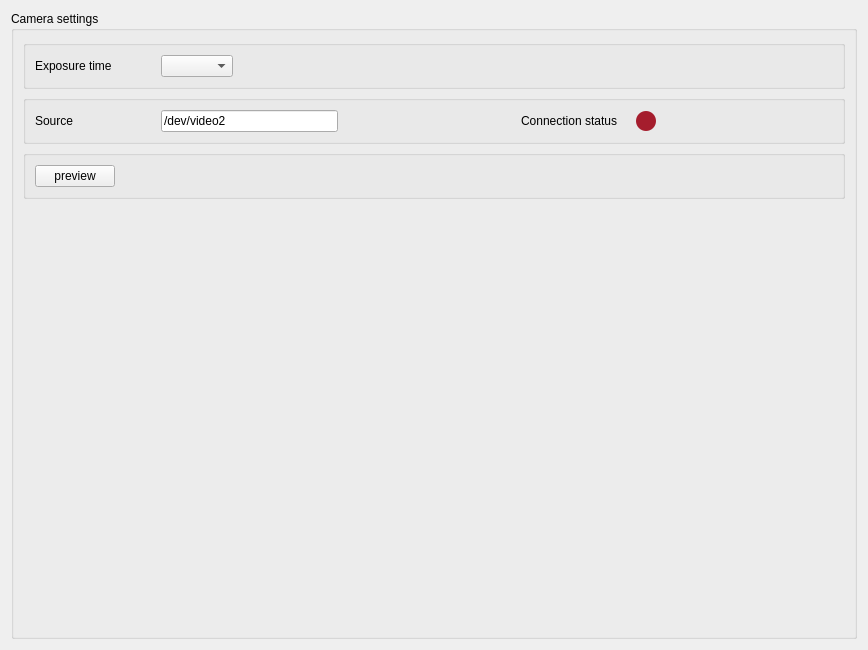
First picture: the form in plugins/VenusUSB2/VenusUSB2_settingsWidget.ui, repository pyIVLS/pyIVLS, before the edit.
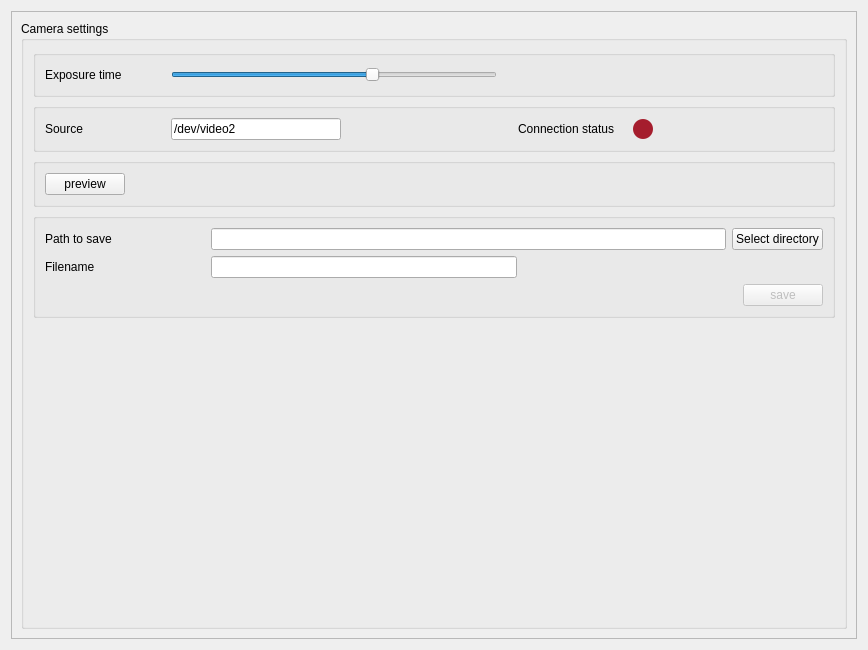
Second picture: the form after the edit.

```diff
--- a/plugins/VenusUSB2/VenusUSB2_settingsWidget.ui
+++ b/plugins/VenusUSB2/VenusUSB2_settingsWidget.ui
@@ -19,8 +19,23 @@
   <property name="windowTitle">
    <string>Venus USB2.0 camera settings</string>
   </property>
-  <layout class="QGridLayout" name="gridLayout">
-   <item row="0" column="0">
+  <layout class="QVBoxLayout" name="verticalLayout_2">
+   <item>
+    <widget class="QScrollArea" name="scrollArea">
+     <property name="widgetResizable">
+      <bool>true</bool>
+     </property>
+     <widget class="QWidget" name="scrollAreaWidgetContents_3">
+      <property name="geometry">
+       <rect>
+        <x>0</x>
+        <y>0</y>
+        <width>848</width>
+        <height>630</height>
+       </rect>
+      </property>
+      <layout class="QVBoxLayout" name="verticalLayout_3">
+       <item>
     <widget class="QGroupBox" name="groupBox_general">
      <property name="title">
       <string>Camera settings</string>
@@ -52,7 +67,23 @@
           </widget>
          </item>
          <item>
-          <widget class="QComboBox" name="exposure"/>
+              <widget class="QSlider" name="cameraExposure">
+               <property name="maximum">
+                <number>8</number>
+               </property>
+               <property name="pageStep">
+                <number>1</number>
+               </property>
+               <property name="value">
+                <number>5</number>
+               </property>
+               <property name="sliderPosition">
+                <number>5</number>
+               </property>
+               <property name="orientation">
+                <enum>Qt::Horizontal</enum>
+               </property>
+              </widget>
          </item>
          <item>
           <spacer name="horizontalSpacer">
@@ -193,6 +224,105 @@
         </layout>
        </widget>
       </item>
+          <item>
+           <widget class="QGroupBox" name="fileBox">
+            <property name="enabled">
+             <bool>true</bool>
+            </property>
+            <property name="title">
+             <string/>
+            </property>
+            <layout class="QVBoxLayout" name="verticalLayout_4">
+             <item>
+              <layout class="QHBoxLayout" name="horizontalLayout_5">
+               <item>
+                <widget class="QLabel" name="pathLabel">
+                 <property name="minimumSize">
+                  <size>
+                   <width>160</width>
+                   <height>0</height>
+                  </size>
+                 </property>
+                 <property name="text">
+                  <string>Path to save</string>
+                 </property>
+                </widget>
+               </item>
+               <item>
+                <widget class="QLineEdit" name="lineEdit_path"/>
+               </item>
+               <item>
+                <widget class="QPushButton" name="directoryButton">
+                 <property name="text">
+                  <string>Select directory</string>
+                 </property>
+                </widget>
+               </item>
+              </layout>
+             </item>
+             <item>
+              <layout class="QHBoxLayout" name="horizontalLayout_6">
+               <item>
+                <widget class="QLabel" name="filenameLabel">
+                 <property name="minimumSize">
+                  <size>
+                   <width>160</width>
+                   <height>0</height>
+                  </size>
+                 </property>
+                 <property name="text">
+                  <string>Filename</string>
+                 </property>
+                </widget>
+               </item>
+               <item>
+                <widget class="QLineEdit" name="lineEdit_filename"/>
+               </item>
+               <item>
+                <spacer name="horizontalSpacer_9">
+                 <property name="orientation">
+                  <enum>Qt::Horizontal</enum>
+                 </property>
+                 <property name="sizeHint" stdset="0">
+                  <size>
+                   <width>40</width>
+                   <height>20</height>
+                  </size>
+                 </property>
+                </spacer>
+               </item>
+              </layout>
+             </item>
+             <item>
+              <layout class="QHBoxLayout" name="horizontalLayout_9">
+               <item>
+                <spacer name="horizontalSpacer_10">
+                 <property name="orientation">
+                  <enum>Qt::Horizontal</enum>
+                 </property>
+                 <property name="sizeHint" stdset="0">
+                  <size>
+                   <width>40</width>
+                   <height>20</height>
+                  </size>
+                 </property>
+                </spacer>
+               </item>
+               <item>
+                <widget class="QPushButton" name="saveButton">
+                 <property name="enabled">
+                  <bool>false</bool>
+                 </property>
+                 <property name="text">
+                  <string>save</string>
+                 </property>
+                </widget>
+               </item>
+              </layout>
+             </item>
+            </layout>
+           </widget>
+          </item>
       <item>
        <spacer name="verticalSpacer">
         <property name="orientation">
@@ -207,6 +337,10 @@
        </spacer>
       </item>
      </layout>
+        </widget>
+       </item>
+      </layout>
+     </widget>
     </widget>
    </item>
   </layout>
```
Left out of the diff: 10 changed lines with no effect on the pictures. Lines whose indentation alone changed are shown as unchanged.
